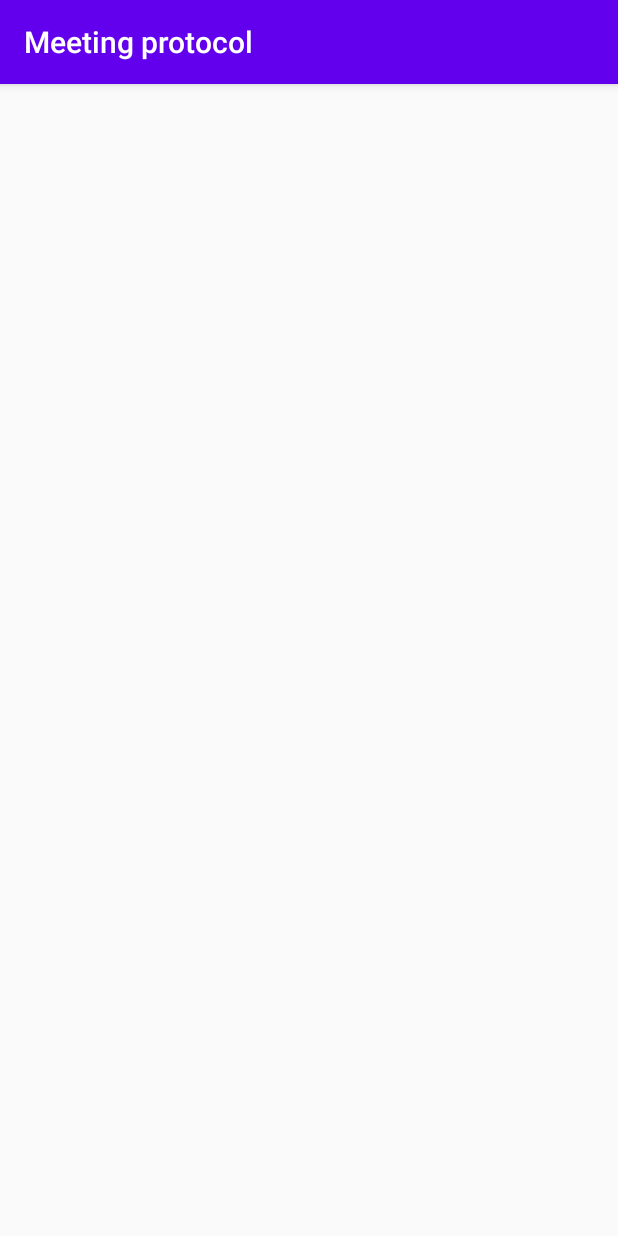
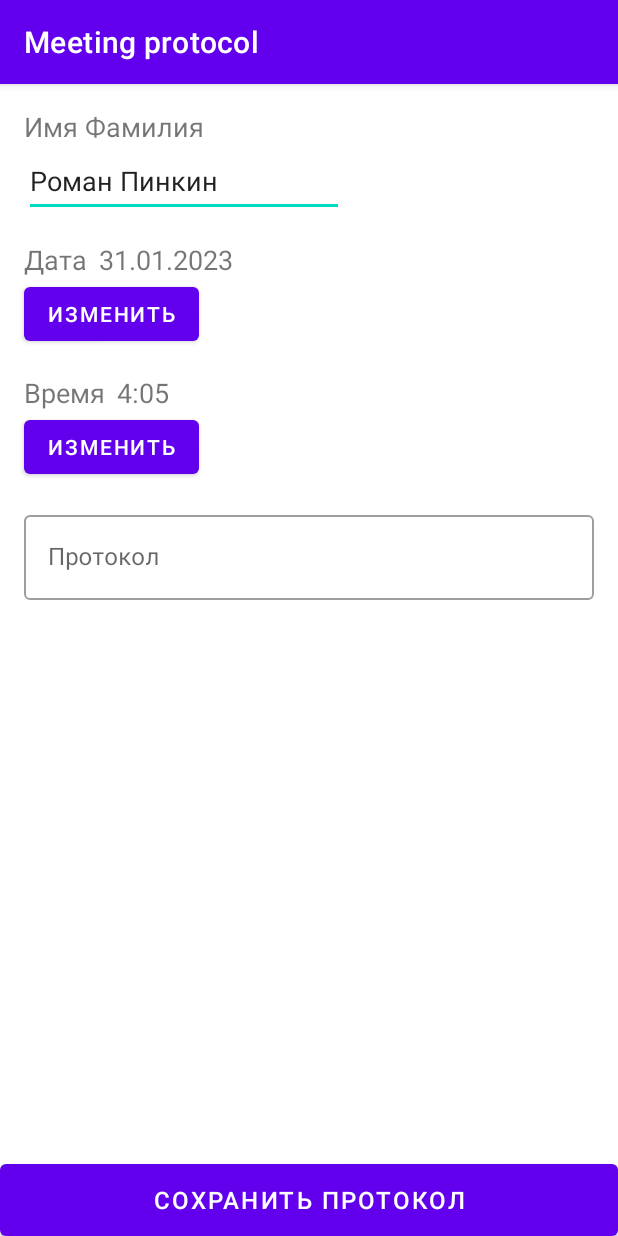
Before and after one commit to pin420/MeetingProtocol, an Android app: the screen it shows after launch (MainActivity), on a phone screen of 412 x 824 dp. Run offline under Robolectric (Android 15) with nearby library versions, the phone set to English and light mode, and no system bars.

Commit message:
Дизайн брат

```diff
--- a/DataSource/build.gradle
+++ b/DataSource/build.gradle
@@ -4,11 +4,11 @@ plugins {
 }
 
 android {
-    compileSdk 32
+    compileSdk 33
 
     defaultConfig {
         minSdk 21
-        targetSdk 32
+        targetSdk 33
 
         testInstrumentationRunner "android.support.test.runner.AndroidJUnitRunner"
         consumerProguardFiles "consumer-rules.pro"
--- a/app/build.gradle
+++ b/app/build.gradle
@@ -5,12 +5,12 @@ plugins {
 }
 
 android {
-    compileSdk 32
+    compileSdk 33
 
     defaultConfig {
         applicationId "com.pinkin.meetingprotocol"
         minSdk 21
-        targetSdk 32
+        targetSdk 33
         versionCode 1
         versionName "1.0"
 
--- a/app/src/main/java/com/pinkin/meetingprotocol/MainActivity.kt
+++ b/app/src/main/java/com/pinkin/meetingprotocol/MainActivity.kt
@@ -1,11 +1,13 @@
 package com.pinkin.meetingprotocol
 
-import android.support.v7.app.AppCompatActivity
+import androidx.appcompat.app.AppCompatActivity
 import android.os.Bundle
 
 class MainActivity : AppCompatActivity() {
     override fun onCreate(savedInstanceState: Bundle?) {
         super.onCreate(savedInstanceState)
-        setContentView(R.layout.activity_main)
+        setContentView(R.layout.add_protocol)
+        //setContentView(R.layout.activity_main)
+
     }
 }
--- /dev/null
+++ b/app/src/main/res/drawable/ic_baseline_add_24.xml
@@ -0,0 +1,5 @@
+<vector android:height="24dp" android:tint="#000000"
+    android:viewportHeight="24" android:viewportWidth="24"
+    android:width="24dp" xmlns:android="http://schemas.android.com/apk/res/android">
+    <path android:fillColor="@android:color/white" android:pathData="M19,13h-6v6h-2v-6H5v-2h6V5h2v6h6v2z"/>
+</vector>
--- /dev/null
+++ b/app/src/main/res/layout/add_protocol.xml
@@ -0,0 +1,134 @@
+<?xml version="1.0" encoding="utf-8"?>
+<androidx.constraintlayout.widget.ConstraintLayout xmlns:android="http://schemas.android.com/apk/res/android"
+    xmlns:app="http://schemas.android.com/apk/res-auto"
+    xmlns:tools="http://schemas.android.com/tools"
+    android:id="@+id/linearLayout"
+    android:layout_width="match_parent"
+    android:layout_height="match_parent">
+
+    <ScrollView
+        android:id="@+id/scrollView2"
+        android:layout_width="match_parent"
+        android:layout_height="0dp"
+        app:layout_constraintBottom_toTopOf="@+id/buttonSaveProtocol"
+        app:layout_constraintTop_toTopOf="parent">
+
+        <androidx.constraintlayout.widget.ConstraintLayout
+            android:layout_width="match_parent"
+            android:layout_height="match_parent">
+
+            <TextView
+                android:id="@+id/textViewFirstNameTitle"
+                android:layout_width="wrap_content"
+                android:layout_height="wrap_content"
+                android:layout_marginStart="16dp"
+                android:layout_marginTop="16dp"
+                android:text="Имя Фамилия"
+                android:textSize="18sp"
+                app:autoSizeTextType="none"
+                app:layout_constraintStart_toStartOf="parent"
+                app:layout_constraintTop_toTopOf="parent" />
+
+            <EditText
+                android:id="@+id/editTextFirstName"
+                android:layout_width="wrap_content"
+                android:layout_height="wrap_content"
+                android:ems="10"
+                android:inputType="textPersonName"
+                android:minHeight="48dp"
+                android:text="Роман Пинкин "
+                app:layout_constraintStart_toStartOf="@+id/textViewFirstNameTitle"
+                app:layout_constraintTop_toBottomOf="@+id/textViewFirstNameTitle" />
+
+            <TextView
+                android:id="@+id/textViewDateTitle"
+                android:layout_width="wrap_content"
+                android:layout_height="wrap_content"
+                android:layout_marginTop="16dp"
+                android:text="Дата"
+                android:textSize="18sp"
+                app:layout_constraintStart_toStartOf="@+id/editTextFirstName"
+                app:layout_constraintTop_toBottomOf="@+id/editTextFirstName" />
+
+
+            <TextView
+                android:id="@+id/textViewDate"
+                android:layout_width="wrap_content"
+                android:layout_height="wrap_content"
+                android:layout_marginStart="8dp"
+                android:text="31.01.2023"
+                android:textSize="18sp"
+                app:layout_constraintStart_toEndOf="@+id/textViewDateTitle"
+                app:layout_constraintTop_toTopOf="@+id/textViewDateTitle" />
+
+            <TextView
+                android:id="@+id/textViewTimeTitle"
+                android:layout_width="wrap_content"
+                android:layout_height="wrap_content"
+                android:layout_marginTop="16dp"
+                android:text="Время"
+                android:textSize="18sp"
+                app:layout_constraintStart_toStartOf="@+id/buttonChanceDate"
+                app:layout_constraintTop_toBottomOf="@+id/buttonChanceDate" />
+
+            <TextView
+                android:id="@+id/textViewTime"
+                android:layout_width="wrap_content"
+                android:layout_height="wrap_content"
+                android:layout_marginStart="8dp"
+                android:text="4:05"
+                android:textSize="18sp"
+                app:layout_constraintStart_toEndOf="@+id/textViewTimeTitle"
+                app:layout_constraintTop_toTopOf="@+id/textViewTimeTitle" />
+
+            <Button
+                android:id="@+id/buttonChanceDate"
+                android:layout_width="wrap_content"
+                android:layout_height="wrap_content"
+                android:text="Изменить"
+                app:layout_constraintStart_toStartOf="@+id/textViewDateTitle"
+                app:layout_constraintTop_toBottomOf="@+id/textViewDateTitle" />
+
+            <Button
+                android:id="@+id/buttonChanceTime"
+                android:layout_width="wrap_content"
+                android:layout_height="wrap_content"
+                android:text="Изменить"
+                app:layout_constraintStart_toStartOf="@+id/textViewTimeTitle"
+                app:layout_constraintTop_toBottomOf="@+id/textViewTimeTitle" />
+
+            <com.google.android.material.textfield.TextInputLayout
+                style="@style/Widget.MaterialComponents.TextInputLayout.OutlinedBox"
+                android:layout_width="0dp"
+                android:layout_height="wrap_content"
+                android:layout_marginStart="16dp"
+                android:layout_marginTop="16dp"
+                android:layout_marginEnd="16dp"
+                android:layout_marginBottom="8dp"
+                app:layout_constraintBottom_toBottomOf="parent"
+                app:layout_constraintEnd_toEndOf="parent"
+                app:layout_constraintStart_toStartOf="parent"
+                app:layout_constraintTop_toBottomOf="@+id/buttonChanceTime">
+
+                <com.google.android.material.textfield.TextInputEditText
+                    android:layout_width="match_parent"
+                    android:layout_height="match_parent"
+                    android:hint="Протокол" />
+            </com.google.android.material.textfield.TextInputLayout>
+
+
+        </androidx.constraintlayout.widget.ConstraintLayout>
+    </ScrollView>
+
+    <Button
+        android:id="@+id/buttonSaveProtocol"
+        android:layout_width="0dp"
+        android:layout_height="wrap_content"
+        android:insetTop="0dp"
+        android:insetBottom="0dp"
+        android:text="Сохранить протокол"
+        android:textSize="16sp"
+        app:layout_constraintBottom_toBottomOf="parent"
+        app:layout_constraintEnd_toEndOf="parent"
+        app:layout_constraintStart_toStartOf="parent" />
+</androidx.constraintlayout.widget.ConstraintLayout>
--- a/app/src/main/res/layout/fragment_main.xml
+++ b/app/src/main/res/layout/fragment_main.xml
@@ -1,18 +1,29 @@
 <?xml version="1.0" encoding="utf-8"?>
 <androidx.constraintlayout.widget.ConstraintLayout xmlns:android="http://schemas.android.com/apk/res/android"
+    xmlns:app="http://schemas.android.com/apk/res-auto"
+    xmlns:tools="http://schemas.android.com/tools"
     android:layout_width="match_parent"
     android:layout_height="match_parent">
 
 
-
-
     <androidx.recyclerview.widget.RecyclerView
-        xmlns:android="http://schemas.android.com/apk/res/android"
         android:id="@+id/meets_recycler_view"
         android:layout_width="match_parent"
-        android:layout_height="match_parent">
-    </androidx.recyclerview.widget.RecyclerView>
+        android:layout_height="match_parent"
+        tools:itemCount="100"
+        tools:listitem="@layout/item_meet"></androidx.recyclerview.widget.RecyclerView>
 
+    <com.google.android.material.floatingactionbutton.FloatingActionButton
+        android:id="@+id/add_protocol"
+        android:layout_width="wrap_content"
+        android:layout_height="wrap_content"
+        android:layout_gravity="end"
+        android:layout_marginEnd="16dp"
+        android:layout_marginBottom="16dp"
+        android:src="@drawable/ic_baseline_add_24"
+        app:fabSize="normal"
+        app:layout_constraintBottom_toBottomOf="parent"
+        app:layout_constraintEnd_toEndOf="parent" />
 
 
 </androidx.constraintlayout.widget.ConstraintLayout>
--- a/app/src/main/res/layout/item_meet.xml
+++ b/app/src/main/res/layout/item_meet.xml
@@ -1,17 +1,17 @@
 <?xml version="1.0" encoding="utf-8"?>
-<androidx.constraintlayout.widget.ConstraintLayout xmlns:android="http://schemas.android.com/apk/res/android"
+<LinearLayout xmlns:android="http://schemas.android.com/apk/res/android"
     xmlns:app="http://schemas.android.com/apk/res-auto"
     xmlns:tools="http://schemas.android.com/tools"
-    android:id="@+id/linearLayout"
     android:layout_width="match_parent"
-    android:layout_height="wrap_content">
+    android:layout_height="wrap_content"
+    android:orientation="vertical">
 
     <TextView
         android:id="@+id/meet_title"
-        android:layout_width="0dp"
+        android:layout_width="wrap_content"
         android:layout_height="wrap_content"
         android:layout_marginStart="16dp"
-        android:layout_marginTop="8dp"
+        android:layout_marginTop="16dp"
         android:layout_marginEnd="8dp"
         android:text="First Name Last Name"
         android:textColor="#000000"
@@ -22,17 +22,16 @@
 
     <TextView
         android:id="@+id/meet_date"
-        android:layout_width="0dp"
+        android:layout_width="wrap_content"
         android:layout_height="wrap_content"
         android:layout_marginStart="16dp"
-        android:layout_marginTop="16dp"
+        android:layout_marginTop="8dp"
         android:layout_marginEnd="8dp"
-        android:layout_marginBottom="8dp"
+        android:layout_marginBottom="16dp"
         android:text="Meeting Date"
         app:layout_constraintBottom_toBottomOf="parent"
         app:layout_constraintHorizontal_bias="1.0"
         app:layout_constraintStart_toStartOf="parent"
         app:layout_constraintTop_toBottomOf="@+id/meet_title" />
 
-
-</androidx.constraintlayout.widget.ConstraintLayout>
+</LinearLayout>
--- a/app/src/main/res/values-night/themes.xml
+++ b/app/src/main/res/values-night/themes.xml
@@ -1,6 +1,6 @@
 <resources xmlns:tools="http://schemas.android.com/tools">
     <!-- Base application theme. -->
-    <style name="Theme.MeetingProtocol" parent="Theme.AppCompat.Light.DarkActionBar">
+    <style name="Theme.MeetingProtocol" parent="Theme.MaterialComponents.Light.DarkActionBar">
         <!-- Primary brand color. -->
         <item name="colorPrimary">@color/purple_200</item>
         <item name="colorPrimaryDark">@color/purple_700</item>
--- a/app/src/main/res/values/themes.xml
+++ b/app/src/main/res/values/themes.xml
@@ -1,6 +1,6 @@
 <resources xmlns:tools="http://schemas.android.com/tools">
     <!-- Base application theme. -->
-    <style name="Theme.MeetingProtocol" parent="Theme.AppCompat.Light.DarkActionBar">
+    <style name="Theme.MeetingProtocol" parent="Theme.MaterialComponents.Light.DarkActionBar">
         <!-- Primary brand color. -->
         <item name="colorPrimary">@color/purple_500</item>
         <item name="colorPrimaryDark">@color/purple_700</item>
```
